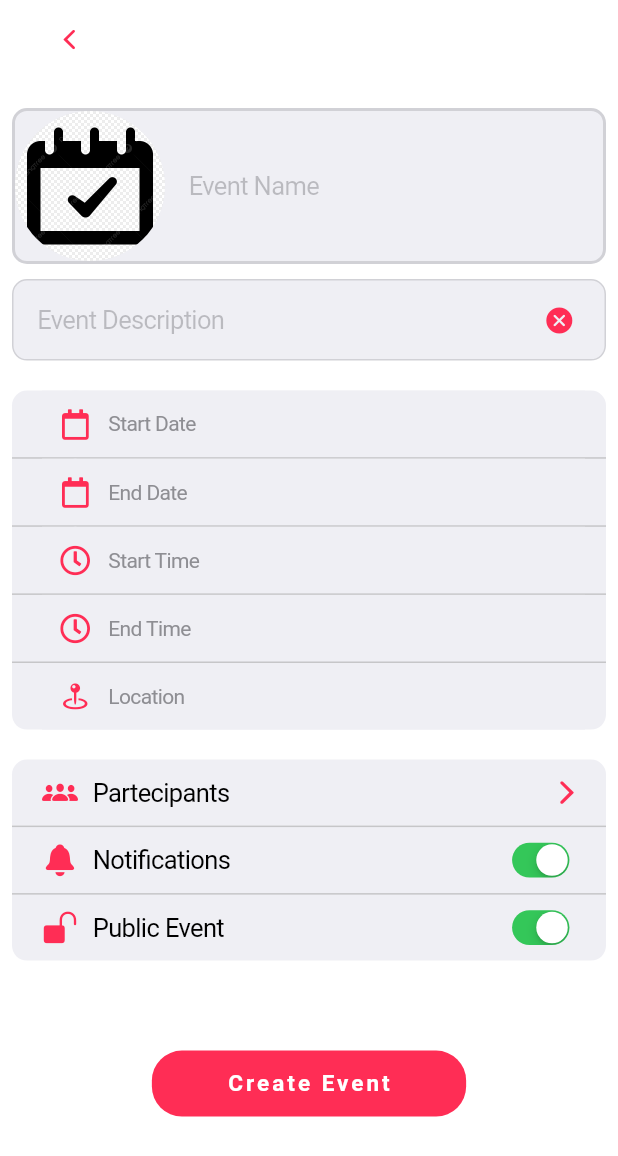
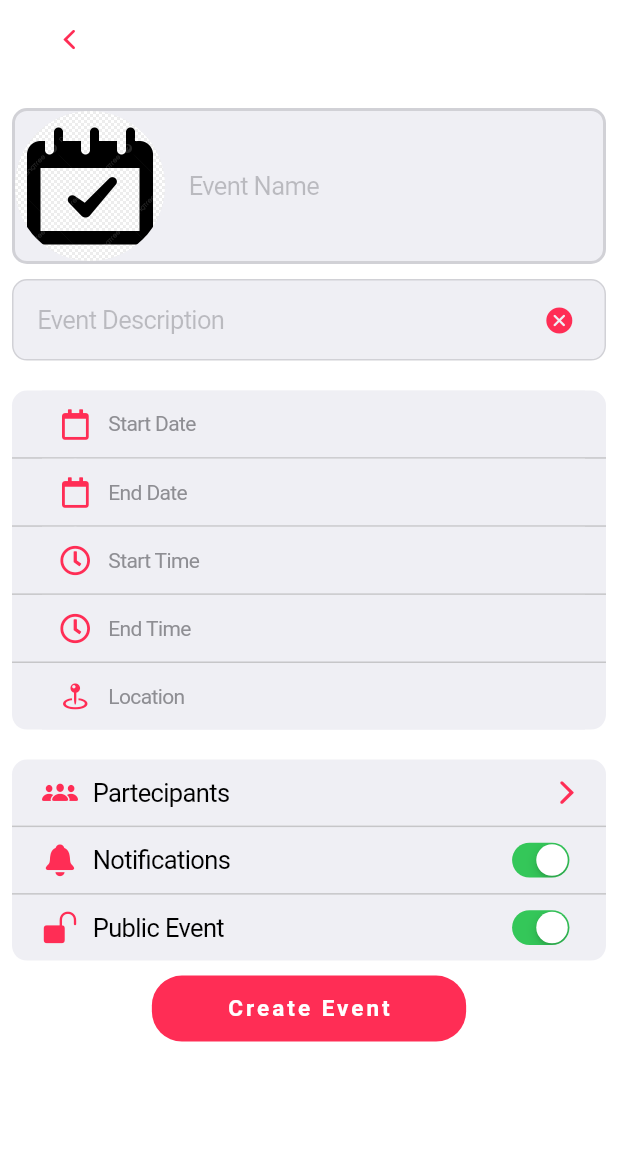
Before and after one commit to sergiolupo/DIMA_project, a Flutter app: the CreateEventPage screen opened directly with empty values, on a phone screen of 412 x 824 dp. Shown: the top 1156 px of the screen. Run offline on Flutter 3.47's test engine with Material 3 defaults, Android fonts, the phone set to English and light mode, and no system bars; our stand-ins replace cached_network_image, carousel_slider, cloud_firestore, dio, firebase_auth, firebase_core and 11 more; accounts and stored records are empty.

Commit message:
Refactor use profile page

```diff
--- a/dima_project/lib/pages/create_event_page.dart
+++ b/dima_project/lib/pages/create_event_page.dart
@@ -487,7 +487,7 @@ class CreateEventPageState extends State<CreateEventPage> {
                     ],
                   ),
                 ),
-                const SizedBox(height: 60),
+                const SizedBox(height: 10),
                 Row(
                   mainAxisAlignment: MainAxisAlignment.center,
                   children: [
--- a/dima_project/lib/pages/userprofile_page.dart
+++ b/dima_project/lib/pages/userprofile_page.dart
@@ -283,9 +283,9 @@ class UserProfileState extends State<UserProfile> {
                   shrinkWrap: true,
                   physics: const NeverScrollableScrollPhysics(),
                   gridDelegate: const SliverGridDelegateWithFixedCrossAxisCount(
-                    crossAxisCount: 4,
-                    crossAxisSpacing: 4.0,
-                    mainAxisSpacing: 4.0,
+                    crossAxisCount: 3,
+                    crossAxisSpacing: 5.0,
+                    mainAxisSpacing: 5.0,
                   ),
                   itemCount: snapshot.data!.length,
                   itemBuilder: (context, index) {
```
